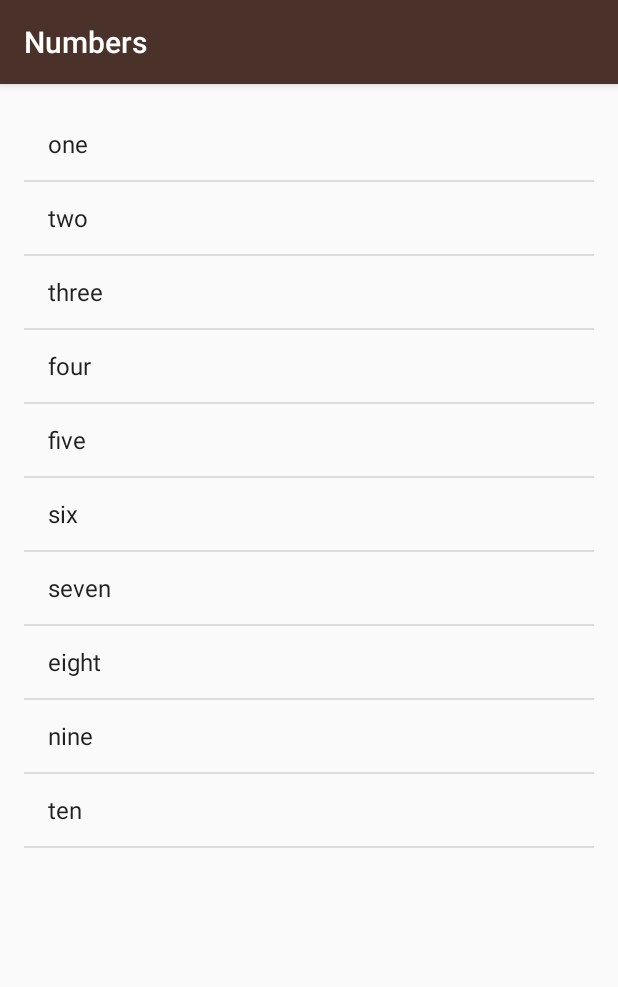
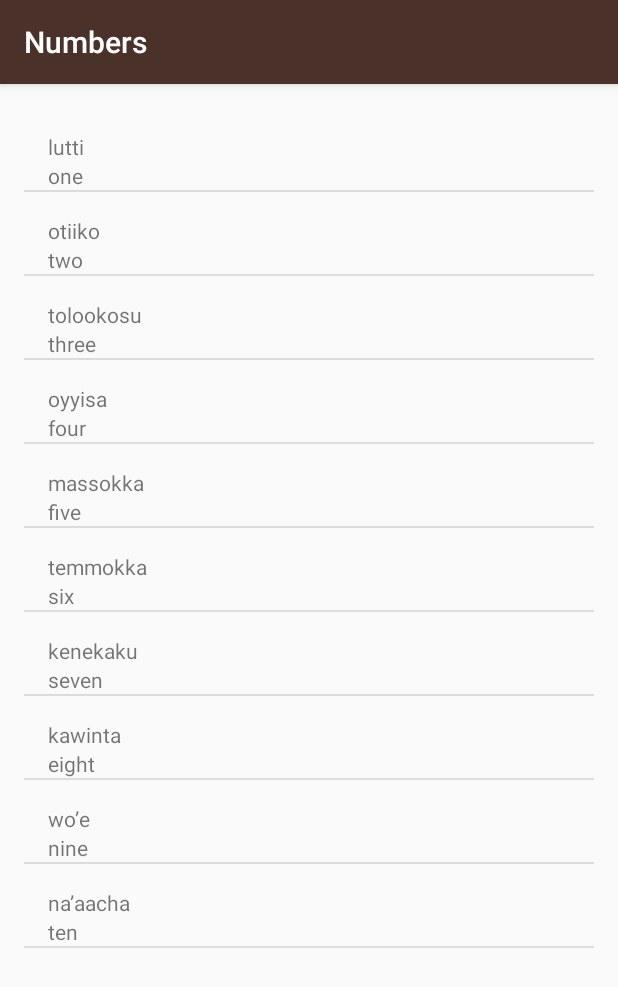
Before and after one commit to jayhan1109/Miwok, an Android app: the NumbersActivity screen opened directly, with no data from a screen before it, on a phone screen of 412 x 824 dp. Shown: the top 987 px of the screen. Run offline under Robolectric (Android 15) with nearby library versions, the phone set to English and light mode, and no system bars.

Commit message:
add CustomArrayAdapter

```diff
--- a/app/src/main/java/com/example/android/miwok/NumbersActivity.java
+++ b/app/src/main/java/com/example/android/miwok/NumbersActivity.java
@@ -18,22 +18,22 @@ public class NumbersActivity extends AppCompatActivity {
         setContentView(R.layout.activity_numbers);
 
         //Create an array of words
-        ArrayList<String> words=new ArrayList<>();
-        words.add("one");
-        words.add("two");
-        words.add("three");
-        words.add("four");
-        words.add("five");
-        words.add("six");
-        words.add("seven");
-        words.add("eight");
-        words.add("nine");
-        words.add("ten");
+        ArrayList<Word> words=new ArrayList<Word>();
+        words.add(new Word("one","lutti"));
+        words.add(new Word("two","otiiko"));
+        words.add(new Word("three", "tolookosu"));
+        words.add(new Word("four", "oyyisa"));
+        words.add(new Word("five", "massokka"));
+        words.add(new Word("six", "temmokka"));
+        words.add(new Word("seven", "kenekaku"));
+        words.add(new Word("eight", "kawinta"));
+        words.add(new Word("nine", "wo’e"));
+        words.add(new Word("ten", "na’aacha"));
 
-        ArrayAdapter<String> itemsAdapter = new ArrayAdapter<String>(this, android.R.layout.simple_list_item_1, words);
+        WordAdapter adapter = new WordAdapter(this, words);
 
         ListView listView = (ListView) findViewById(R.id.list);
 
-        listView.setAdapter(itemsAdapter);
+        listView.setAdapter(adapter);
     }
 }
--- /dev/null
+++ b/app/src/main/java/com/example/android/miwok/Word.java
@@ -0,0 +1,24 @@
+package com.example.android.miwok;
+
+/**
+ * Created by jungh on 2/14/2018.
+ */
+
+public class Word {
+    private String mMiwokTranslation;
+    private String mDefaultTranslation;
+
+    // Constructor
+    public Word(String mDefaultTranslation,String mMiwokTranslation){
+        this.mDefaultTranslation=mDefaultTranslation;
+        this.mMiwokTranslation=mMiwokTranslation;
+    }
+
+    public String getDefaultTranslation(){
+        return mDefaultTranslation;
+    }
+
+    public String getmMiwokTranslation(){
+        return mMiwokTranslation;
+    }
+}
--- /dev/null
+++ b/app/src/main/java/com/example/android/miwok/WordAdapter.java
@@ -0,0 +1,45 @@
+package com.example.android.miwok;
+
+import android.content.Context;
+import android.support.annotation.NonNull;
+import android.support.annotation.Nullable;
+import android.text.AndroidCharacter;
+import android.view.LayoutInflater;
+import android.view.View;
+import android.view.ViewGroup;
+import android.widget.ArrayAdapter;
+import android.widget.TextView;
+
+import java.lang.reflect.Type;
+import java.util.ArrayList;
+
+/**
+ * Created by jungh on 2/14/2018.
+ */
+
+public class WordAdapter extends ArrayAdapter<Word> {
+
+    public WordAdapter(Context context, ArrayList<Word> array){
+        super(context, 0,array);
+    }
+
+    @NonNull
+    @Override
+    public View getView(int position, @Nullable View convertView, @NonNull ViewGroup parent) {
+        View listItemView=convertView;
+        if(listItemView==null){
+            listItemView = LayoutInflater.from(getContext()).inflate(
+                    R.layout.list_item, parent, false);
+        }
+
+        Word wordLists=getItem(position);
+
+        TextView miwokTextVIEW=(TextView) listItemView.findViewById(R.id.miwok_text_view);
+        miwokTextVIEW.setText(wordLists.getmMiwokTranslation());
+
+        TextView defaultTextView=(TextView) listItemView.findViewById(R.id.default_text_view);
+        defaultTextView.setText(wordLists.getDefaultTranslation());
+
+        return listItemView;
+    }
+}
--- /dev/null
+++ b/app/src/main/res/layout/list_item.xml
@@ -0,0 +1,21 @@
+<?xml version="1.0" encoding="utf-8"?>
+<LinearLayout xmlns:android="http://schemas.android.com/apk/res/android"
+    xmlns:tools="http://schemas.android.com/tools"
+    android:layout_width="match_parent"
+    android:layout_height="match_parent"
+    android:orientation="vertical"
+    android:paddingLeft="16dp"
+    android:paddingTop="16dp">
+
+    <TextView
+        android:id="@+id/miwok_text_view"
+        android:layout_width="match_parent"
+        android:layout_height="wrap_content" />
+
+    <TextView
+        android:id="@+id/default_text_view"
+        android:layout_width="match_parent"
+        android:layout_height="wrap_content" />
+
+
+</LinearLayout>
--- a/app/src/main/res/values/styles.xml
+++ b/app/src/main/res/values/styles.xml
@@ -15,7 +15,7 @@
 <resources>
 
     <!-- Base application theme. -->
-    <style name="AppTheme" parent="Theme.AppCompat.Light.DarkActionBar">
+    <style name="AppTheme" parent="Base.Theme.AppCompat.Light.DarkActionBar">
         <item name="colorPrimary">@color/primary_color</item>
         <item name="colorPrimaryDark">@color/primary_dark_color</item>
     </style>
```
